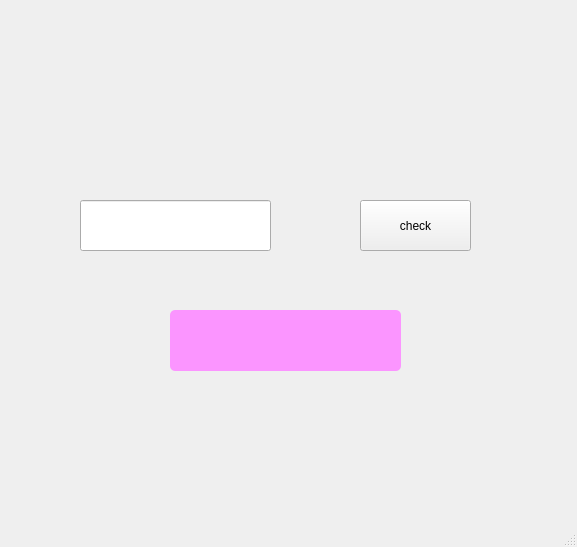
The window that PyLearn7-Assignment19/guess number/mainwindow.ui (MahdiAhmadiKamal/PyLearn7-GUI) describes before a commit, drawn with Qt 5.
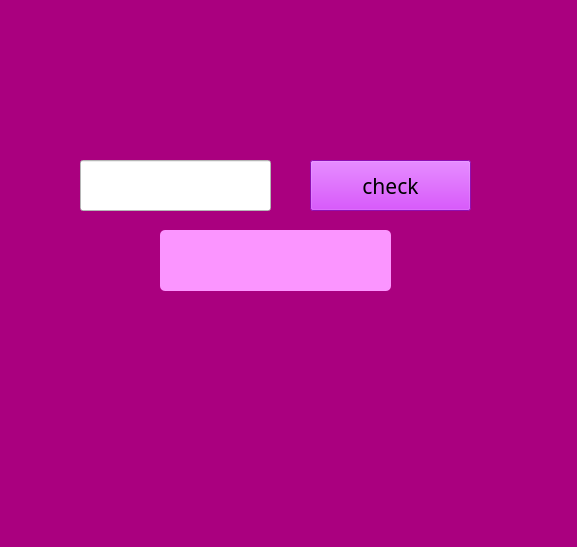
The same window after the commit.

What changed in the file:
```diff
--- a/PyLearn7-Assignment19/guess number/mainwindow.ui
+++ b/PyLearn7-Assignment19/guess number/mainwindow.ui
@@ -13,26 +13,41 @@
   <property name="windowTitle">
    <string>MainWindow</string>
   </property>
+  <property name="styleSheet">
+   <string notr="true">background-color: rgb(170, 0, 127)</string>
+  </property>
   <widget class="QWidget" name="centralwidget">
    <widget class="QLineEdit" name="txtbox">
     <property name="geometry">
      <rect>
       <x>80</x>
-      <y>200</y>
+      <y>160</y>
       <width>191</width>
       <height>51</height>
      </rect>
     </property>
+    <property name="styleSheet">
+     <string notr="true">background-color: rgb(255, 255, 255)</string>
+    </property>
    </widget>
    <widget class="QPushButton" name="btn_check">
     <property name="geometry">
      <rect>
-      <x>360</x>
-      <y>200</y>
-      <width>111</width>
+      <x>310</x>
+      <y>160</y>
+      <width>161</width>
       <height>51</height>
      </rect>
     </property>
+    <property name="font">
+     <font>
+      <family>Britannic Bold</family>
+      <pointsize>16</pointsize>
+     </font>
+    </property>
+    <property name="styleSheet">
+     <string notr="true">background-color: rgb(200, 19, 250)</string>
+    </property>
     <property name="text">
      <string>check</string>
     </property>
@@ -40,8 +55,8 @@
    <widget class="QPushButton" name="result_board">
     <property name="geometry">
      <rect>
-      <x>170</x>
-      <y>310</y>
+      <x>160</x>
+      <y>230</y>
       <width>231</width>
       <height>61</height>
      </rect>
@@ -74,6 +89,160 @@
      <string/>
     </property>
    </widget>
+   <widget class="QPushButton" name="result_board_3">
+    <property name="geometry">
+     <rect>
+      <x>160</x>
+      <y>310</y>
+      <width>231</width>
+      <height>141</height>
+     </rect>
+    </property>
+    <property name="sizePolicy">
+     <sizepolicy hsizetype="Minimum" vsizetype="Fixed">
+      <horstretch>0</horstretch>
+      <verstretch>0</verstretch>
+     </sizepolicy>
+    </property>
+    <property name="minimumSize">
+     <size>
+      <width>115</width>
+      <height>20</height>
+     </size>
+    </property>
+    <property name="font">
+     <font>
+      <family>Britannic Bold</family>
+      <pointsize>14</pointsize>
+      <italic>false</italic>
+      <bold>false</bold>
+     </font>
+    </property>
+    <property name="styleSheet">
+     <string notr="true">background-color:rgb(170, 0, 127);
+border-radius:5px</string>
+    </property>
+    <property name="text">
+     <string/>
+    </property>
+    <property name="iconSize">
+     <size>
+      <width>300</width>
+      <height>300</height>
+     </size>
+    </property>
+   </widget>
+   <widget class="QPushButton" name="result_board_2">
+    <property name="geometry">
+     <rect>
+      <x>90</x>
+      <y>460</y>
+      <width>221</width>
+      <height>41</height>
+     </rect>
+    </property>
+    <property name="sizePolicy">
+     <sizepolicy hsizetype="Minimum" vsizetype="Fixed">
+      <horstretch>0</horstretch>
+      <verstretch>0</verstretch>
+     </sizepolicy>
+    </property>
+    <property name="minimumSize">
+     <size>
+      <width>115</width>
+      <height>20</height>
+     </size>
+    </property>
+    <property name="font">
+     <font>
+      <family>Britannic Bold</family>
+      <pointsize>14</pointsize>
+      <italic>false</italic>
+      <bold>false</bold>
+     </font>
+    </property>
+    <property name="styleSheet">
+     <string notr="true">background-color:rgb(170, 0, 127);
+border-radius:5px</string>
+    </property>
+    <property name="text">
+     <string/>
+    </property>
+   </widget>
+   <widget class="QPushButton" name="result_board_2_1">
+    <property name="geometry">
+     <rect>
+      <x>310</x>
+      <y>460</y>
+      <width>50</width>
+      <height>41</height>
+     </rect>
+    </property>
+    <property name="sizePolicy">
+     <sizepolicy hsizetype="Minimum" vsizetype="Fixed">
+      <horstretch>0</horstretch>
+      <verstretch>0</verstretch>
+     </sizepolicy>
+    </property>
+    <property name="minimumSize">
+     <size>
+      <width>50</width>
+      <height>20</height>
+     </size>
+    </property>
+    <property name="font">
+     <font>
+      <family>Britannic Bold</family>
+      <pointsize>14</pointsize>
+      <italic>false</italic>
+      <bold>false</bold>
+     </font>
+    </property>
+    <property name="styleSheet">
+     <string notr="true">background-color:rgb(170, 0, 127);
+border-radius:5px</string>
+    </property>
+    <property name="text">
+     <string/>
+    </property>
+   </widget>
+   <widget class="QPushButton" name="result_board_2_2">
+    <property name="geometry">
+     <rect>
+      <x>360</x>
+      <y>460</y>
+      <width>81</width>
+      <height>41</height>
+     </rect>
+    </property>
+    <property name="sizePolicy">
+     <sizepolicy hsizetype="Minimum" vsizetype="Fixed">
+      <horstretch>0</horstretch>
+      <verstretch>0</verstretch>
+     </sizepolicy>
+    </property>
+    <property name="minimumSize">
+     <size>
+      <width>50</width>
+      <height>20</height>
+     </size>
+    </property>
+    <property name="font">
+     <font>
+      <family>Britannic Bold</family>
+      <pointsize>14</pointsize>
+      <italic>false</italic>
+      <bold>false</bold>
+     </font>
+    </property>
+    <property name="styleSheet">
+     <string notr="true">background-color:rgb(170, 0, 127);
+border-radius:5px</string>
+    </property>
+    <property name="text">
+     <string/>
+    </property>
+   </widget>
   </widget>
   <widget class="QMenuBar" name="menubar">
    <property name="geometry">
```
